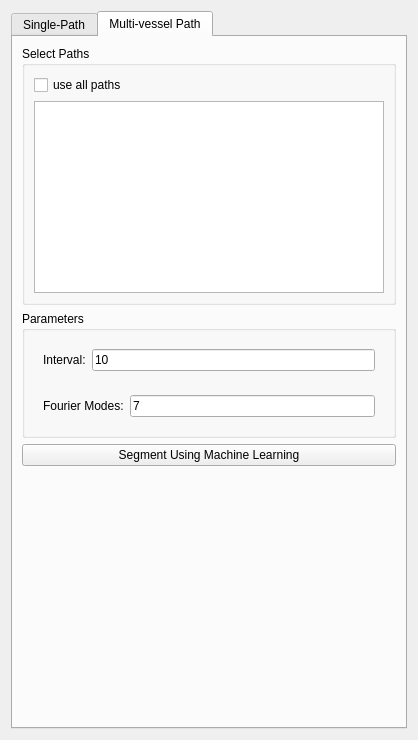
Above: Code/Source/sv4gui/Plugins/org.sv.gui.qt.segmentation/sv4gui_Seg2DEdit.ui from SimVascular/SimVascular before the change. Below: the same form after it.
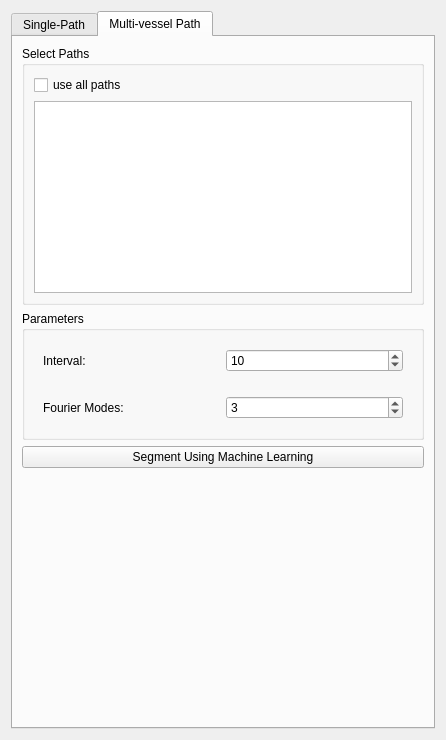
That is the form after the change. The open tabs and pages were chosen to show the change. Custom widgets are drawn as their Qt base class.

Commit message: switching to spin box

The edit to the form file:
```diff
--- a/Code/Source/sv4gui/Plugins/org.sv.gui.qt.segmentation/sv4gui_Seg2DEdit.ui
+++ b/Code/Source/sv4gui/Plugins/org.sv.gui.qt.segmentation/sv4gui_Seg2DEdit.ui
@@ -6,7 +6,7 @@
    <rect>
     <x>0</x>
     <y>0</y>
-    <width>418</width>
+    <width>446</width>
     <height>740</height>
    </rect>
   </property>
@@ -839,9 +839,15 @@
               </widget>
              </item>
              <item>
-              <widget class="QLineEdit" name="intervalEdit">
-               <property name="text">
-                <string>10</string>
+              <widget class="QSpinBox" name="intervalEdit">
+               <property name="minimum">
+                <number>1</number>
+               </property>
+               <property name="maximum">
+                <number>999</number>
+               </property>
+               <property name="value">
+                <number>10</number>
                </property>
               </widget>
              </item>
@@ -871,9 +877,15 @@
               </widget>
              </item>
              <item>
-              <widget class="QLineEdit" name="fourierEdit">
-               <property name="text">
-                <string>7</string>
+              <widget class="QSpinBox" name="fourierEdit">
+               <property name="minimum">
+                <number>1</number>
+               </property>
+               <property name="maximum">
+                <number>10</number>
+               </property>
+               <property name="value">
+                <number>3</number>
                </property>
               </widget>
              </item>
```
Left out of the diff: 2 changed lines with no effect on the pictures. The commit also changes 1 other file.
